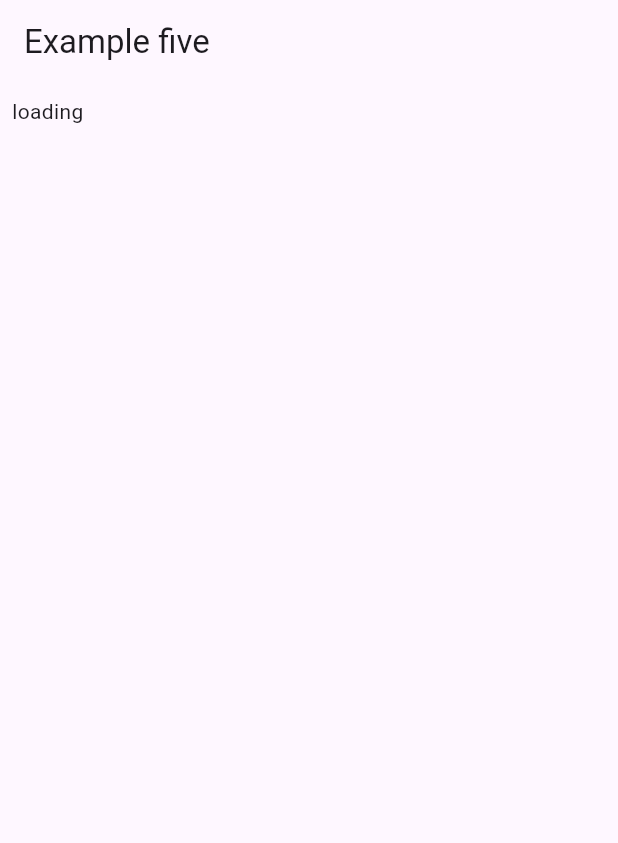
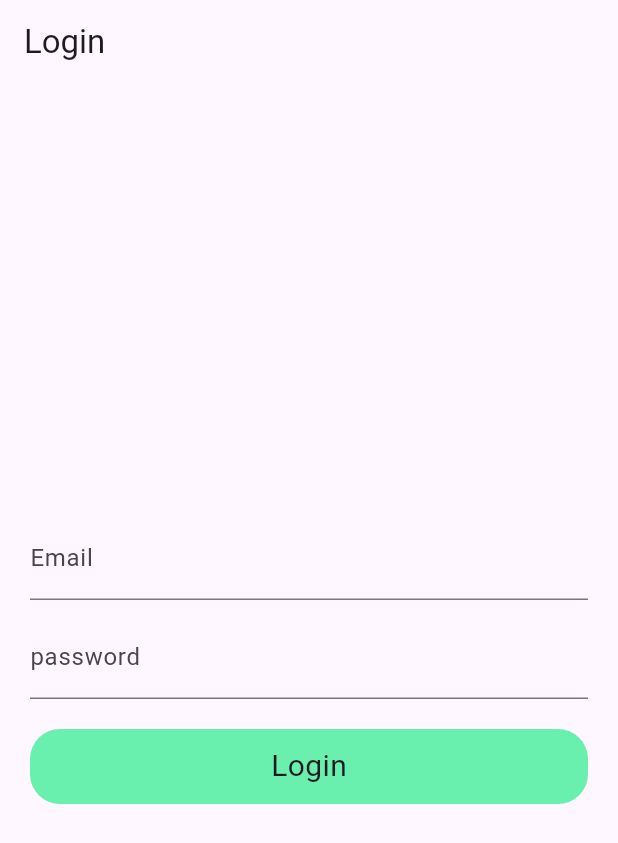
Before and after one commit to Manishs2261/Rest_API, a Flutter app: the screen it shows after launch, on a phone screen of 412 x 824 dp. Shown: the top 843 px of the screen. Run offline on Flutter 3.47's test engine with Material 2 defaults, Android fonts, the phone set to English and light mode, and no system bars.

Commit message:
login and sign up through api

```diff
--- a/lib/main.dart
+++ b/lib/main.dart
@@ -5,6 +5,8 @@ import 'package:rest_api/src/screen/example_four/exmple_four.dart';
 import 'package:rest_api/src/screen/example_third/examole_three.dart';
 import 'package:rest_api/src/screen/example_two/example_two.dart';
 import 'package:rest_api/src/screen/home/home.dart';
+import 'package:rest_api/src/screen/login/login.dart';
+import 'package:rest_api/src/screen/signup/signup.dart';
 
 void main() {
   runApp(const MyApp());
@@ -23,7 +25,9 @@ class MyApp extends StatelessWidget {
         colorScheme: ColorScheme.fromSeed(seedColor: Colors.deepPurple),
         useMaterial3: true,
       ),
-      home: ExampleFive()
+      home: Login()
+      //SignUp()
+      //ExampleFive()
       //ExamoleFour()
       //ExamplaThree(),
       //ExamoleTwo(),
--- /dev/null
+++ b/lib/src/screen/login/login.dart
@@ -0,0 +1,97 @@
+import 'dart:convert';
+
+import 'package:flutter/cupertino.dart';
+import 'package:flutter/material.dart';
+import 'package:http/http.dart';
+
+class Login extends StatefulWidget {
+  const Login({super.key});
+
+  @override
+  State<Login> createState() => _LoginState();
+}
+
+class _LoginState extends State<Login> {
+
+  TextEditingController _emailController = TextEditingController();
+  TextEditingController _passwordController = TextEditingController();
+
+  void login(String email, String password) async{
+    try
+    {
+      Response response = await post(
+          Uri.parse('https://reqres.in/api/login'),
+          body:{
+            "email": email,
+            "password": password,
+
+          }
+      );
+      if(response.statusCode == 200)
+      {
+        var data = jsonDecode(response.body.toString());
+        print(data['token']);
+        print('account created login successfully');
+      }
+      else
+      {
+        print("Failed ");
+      }
+
+    }catch(e){
+
+      print(e.toString());
+    }
+  }
+
+
+  @override
+  Widget build(BuildContext context) {
+    return Scaffold(
+      appBar:AppBar(
+        title: Text("Login"),
+      ),
+
+      body: Padding(
+        padding: const EdgeInsets.all(20.0),
+        child: Column(
+          mainAxisAlignment: MainAxisAlignment.center,
+          crossAxisAlignment: CrossAxisAlignment.center,
+          children: [
+
+            TextFormField(
+              controller: _emailController,
+              decoration: InputDecoration(
+                  hintText: "Email",
+                  labelText: "Email"
+              ),
+            ),
+            SizedBox(height: 10,),
+            TextFormField(
+              controller: _passwordController,
+              decoration: InputDecoration(
+                  hintText: "password",
+                  labelText: "password"
+              ),
+            ),
+            SizedBox(height: 20,),
+
+            GestureDetector(
+              onTap: (){
+                login(_emailController.text.toString(),_passwordController.text.toString());
+              },
+              child: Container(
+                height: 50,
+                decoration: BoxDecoration(
+                  color: Colors.greenAccent,
+                  borderRadius: BorderRadius.circular(20),
+                ),
+                child:Center(child: Text("Login",style: TextStyle(fontSize: 20),),),
+              ),
+            )
+          ],
+        ),
+      ),
+    );
+  }
+  }
--- a/pubspec.yaml
+++ b/pubspec.yaml
@@ -36,6 +36,7 @@ dependencies:
   # Use with the CupertinoIcons class for iOS style icons.
   cupertino_icons: ^1.0.2
   http: ^1.1.0
+  modal_progress_hud_nsn: ^0.4.0
 
 dev_dependencies:
   flutter_test:
```
Also changed, not shown: lib/src/screen/signup/signup.dart (added, +96 -0 lines), pubspec.lock, 5 other files.
